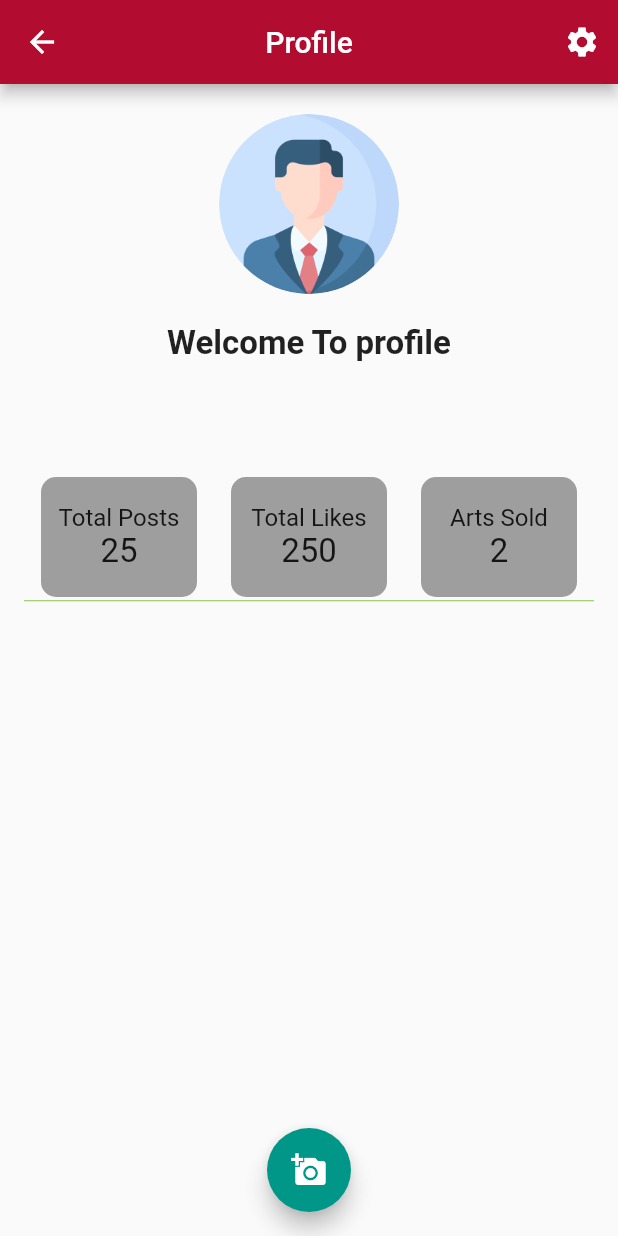
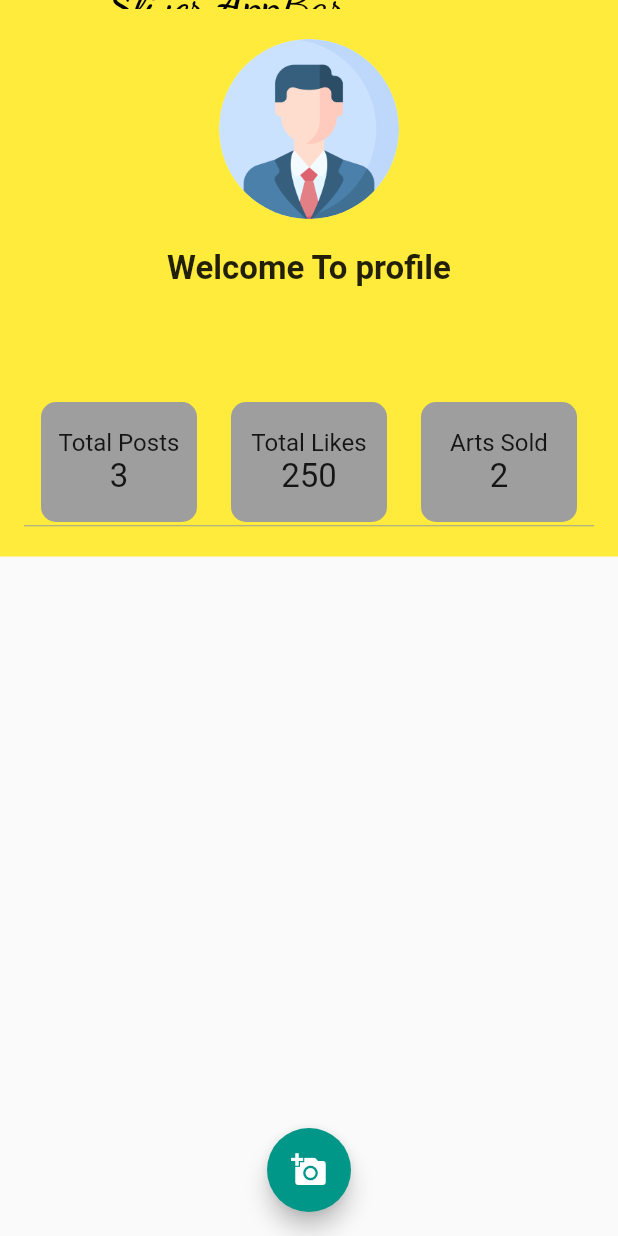
Before and after one commit to dhgavali/artsvalley, a Flutter app: the Profile screen opened by its route, on a phone screen of 412 x 824 dp. Run offline on Flutter 3.47's test engine with Material 2 defaults, Android fonts, the light colour scheme and no system bars; our stand-ins replace cloud_firestore, curved_navigation_bar, firebase_auth, firebase_core, firebase_storage, flutter_spinkit and 6 more; accounts and stored records are empty.

```diff
--- a/lib/profile_page/profile.dart
+++ b/lib/profile_page/profile.dart
@@ -1,17 +1,13 @@
-import 'dart:developer';
-
-import 'package:artsvalley/models/userdata_model.dart';
 import 'package:artsvalley/profile_page/edit_Profile.dart';
 import 'package:artsvalley/providers/uploadPostProvider.dart';
-import 'package:artsvalley/shared/constants.dart';
+import 'package:artsvalley/profile_page/image_widget.dart';
 import 'package:artsvalley/shared/shared_widgets.dart';
-import 'package:artsvalley/views/settings.dart';
 import 'package:cloud_firestore/cloud_firestore.dart';
 import 'package:firebase_auth/firebase_auth.dart';
 import 'package:flutter/cupertino.dart';
 import 'package:flutter/material.dart';
+import 'package:google_fonts/google_fonts.dart';
 import 'package:provider/provider.dart';
-import 'package:artsvalley/views/home.dart';
 
 class Profile extends StatefulWidget {
   @override
@@ -23,35 +19,25 @@ class _ProfileState extends State<Profile> {
 
   @override
   Widget build(BuildContext context) {
+    String userId = Provider.of<User>(context, listen: false).uid;
     var user = Provider.of<User>(context);
-    print("profile page line no. 25");
-    print("This is email & uid of current user");
-    print(user.email);
-
-    print(user.uid);
     return Scaffold(
-      appBar: AppBar(
+      body: CustomScrollView(
+        slivers: <Widget>[
+          SliverAppBar(
+            expandedHeight: 300,
+            backgroundColor: Colors.yellow,
             title: Text(
-          "Profile",
+              "Sliver AppBar",
+              style: GoogleFonts.dancingScript(
+                  fontSize: 30,
+                  fontWeight: FontWeight.bold,
+                  color: Colors.black),
             ),
-        centerTitle: true,
-        actions: [
-          IconButton(
-              icon: Icon(Icons.settings),
-              onPressed: () {
-                Navigator.push(
-                  context,
-                  CupertinoPageRoute(
-                    builder: (_) => SettingsPage(),
-                  ),
-                );
-              })
-        ],
-      ),
-
-      //fetching data here by calling methods from Profile data helpers
-      body: SingleChildScrollView(
+            bottom: PreferredSize(
+              preferredSize: const Size.fromHeight(315.0),
               child: Container(
+                height: 365,
                 padding: EdgeInsets.symmetric(horizontal: 16, vertical: 10),
                 child: Column(
                   children: [
@@ -72,8 +58,11 @@ class _ProfileState extends State<Profile> {
                     Column(
                       children: [
                         Text(
-                    (_name != null) ? _name.toString() : "Welcome To profile",
-                    style: TextStyle(fontSize: 22, fontWeight: FontWeight.bold),
+                          (_name != null)
+                              ? _name.toString()
+                              : "Welcome To profile",
+                          style: TextStyle(
+                              fontSize: 22, fontWeight: FontWeight.bold),
                         ),
                         SizedBox(height: 5),
                         Text(
@@ -83,15 +72,55 @@ class _ProfileState extends State<Profile> {
                       ],
                     ),
                     SizedBox(height: 50),
-              CountData(),
-              customDivider(context),
-
-              // customDivider(context),
-              //
-              //TODO: GridView of Post or Listview of Posts; all the profile section will be converted into silvers and gridview will be below
+                    CountData(
+                      postcount: 3,
+                    ),
+                    customDivider(context, Colors.grey),
                   ],
                 ),
               ),
+            ),
+          ),
+          SliverToBoxAdapter(
+            child: StreamBuilder(
+                stream: FirebaseFirestore.instance
+                    .collection("posts")
+                    .where("userId", isEqualTo: userId)
+                    .snapshots(),
+                builder: (context, AsyncSnapshot<QuerySnapshot> snapshot) {
+                  if (snapshot.connectionState == ConnectionState.none) {
+                    return LinearProgressIndicator();
+                  }
+                  if (snapshot.connectionState == ConnectionState.waiting) {
+                    return LinearProgressIndicator();
+                  }
+
+                  if (snapshot.hasError) {
+                    return Center(child: Text("error occured"));
+                  } //parat avaj gela
+
+                  if (snapshot.hasData) {
+                    return GridView.builder(
+                      gridDelegate: SliverGridDelegateWithFixedCrossAxisCount(
+                        crossAxisCount: 2,
+                      ),
+                      primary: false,
+                      shrinkWrap: true,
+                      itemCount: snapshot.data.docs.length,
+                      itemBuilder: (context, index) {
+                        DocumentSnapshot mypost = snapshot.data.docs[index];
+
+                        return ImageWidget(
+                          index: index,
+                          posturl: mypost['postUrl'],
+                          userId: mypost['userId'],
+                        );
+                      },
+                    );
+                  }
+                }),
+          ),
+        ],
       ),
       floatingActionButton: FloatingActionButton(
         onPressed: () {
@@ -103,7 +132,6 @@ class _ProfileState extends State<Profile> {
         ),
       ),
       floatingActionButtonLocation: FloatingActionButtonLocation.centerFloat,
-      //
     );
   }
 
@@ -128,8 +156,6 @@ class _ProfileState extends State<Profile> {
     );
   }
 
-//TODO: this widget is repeated 2 times (in this file and profilepage).🙄🙄🤔🤔
-//profilepage is the same copy of this page
   Widget _profilePhoto() {
     return FutureBuilder<QuerySnapshot>(
         future: FirebaseFirestore.instance
@@ -157,7 +183,6 @@ class _ProfileState extends State<Profile> {
 
             return CircleAvatar(
               radius: 60,
-              // backgroundImage: NetworkImage("_profileurl") ??
               backgroundImage: (_profileurl.length > 0)
                   ? NetworkImage(_profileurl)
                   : AssetImage('assets/images/profile.png'),
@@ -167,13 +192,25 @@ class _ProfileState extends State<Profile> {
           return LinearProgressIndicator();
         });
   }
+
+  Widget buildImages() {
+    return SliverToBoxAdapter(
+        child: GridView.builder(
+          gridDelegate: SliverGridDelegateWithFixedCrossAxisCount(
+            crossAxisCount: 2,
+          ),
+          primary: false,
+          shrinkWrap: true,
+          itemCount: 20,
+          itemBuilder: (context, index) => ImageWidget(index: index),
+        ),
+      );
+  }
 }
 
 class CountData extends StatelessWidget {
-  const CountData({
-    Key key,
-  }) : super(key: key);
-
+  final int postcount;
+  CountData({this.postcount});
   @override
   Widget build(BuildContext context) {
     return Row(
@@ -181,7 +218,7 @@ class CountData extends StatelessWidget {
       children: [
         BoxContent(
           textInside: "Total Posts",
-          numvalue: 25,
+          numvalue: postcount,
         ),
         BoxContent(
           textInside: "Total Likes",
--- a/lib/shared/shared_widgets.dart
+++ b/lib/shared/shared_widgets.dart
@@ -184,13 +184,13 @@ Widget createAccountLabel(String label, String action) {
   );
 }
 
-Widget customDivider(BuildContext context) {
+Widget customDivider(BuildContext context, Color color) {
   return Center(
     child: SizedBox(
       height: 5,
       width: MediaQuery.of(context).size.width,
       child: Divider(
-        color: Colors.lightGreen,
+        color: color,
       ),
     ),
   );
@@ -225,10 +225,24 @@ class HorizontalLine extends StatelessWidget {
         color: Colors.white10,
       ),
     );
-  }
+}
 }
 
-
+Widget infoLabel(String label, double fontsize, {Color color = Colors.black}) {
+  return Padding(
+    padding: const EdgeInsets.symmetric(vertical: 5.0),
+    child: Text(
+      label,
+      overflow: TextOverflow.visible,
+      maxLines: 5,
+      style: TextStyle(
+        fontSize: fontsize,
+        color: color,
+        fontWeight: FontWeight.w600,
+      ),
+    ),
+  );
+}
 
 /// Select post ///
 ///
--- a/lib/views/postwidget.dart
+++ b/lib/views/postwidget.dart
@@ -77,8 +77,6 @@ class _PostWidgetState extends State<PostWidget> {
 
   @override
   Widget build(BuildContext context) {
-    // isLiked
-
     return Container(
       width: MediaQuery.of(context).size.width - 50,
       height: 500,
```
Also changed, not shown: lib/components/rounded_button.dart (+6 -2 lines), lib/profile_page/image_widget.dart (added, +41 -0 lines), lib/profile_page/profileold.dart (added, +197 -0 lines), lib/providers/usersdata.dart (+1 -6 lines), lib/views/accounts.dart (added, +123 -0 lines), lib/views/home.dart (+1 -7 lines), lib/views/info/postupload.dart (added, +44 -0 lines), lib/views/settings.dart (+28 -12 lines), lib/views/userprofile.dart (+18 -28 lines). Lines whose indentation alone changed are shown as unchanged.
